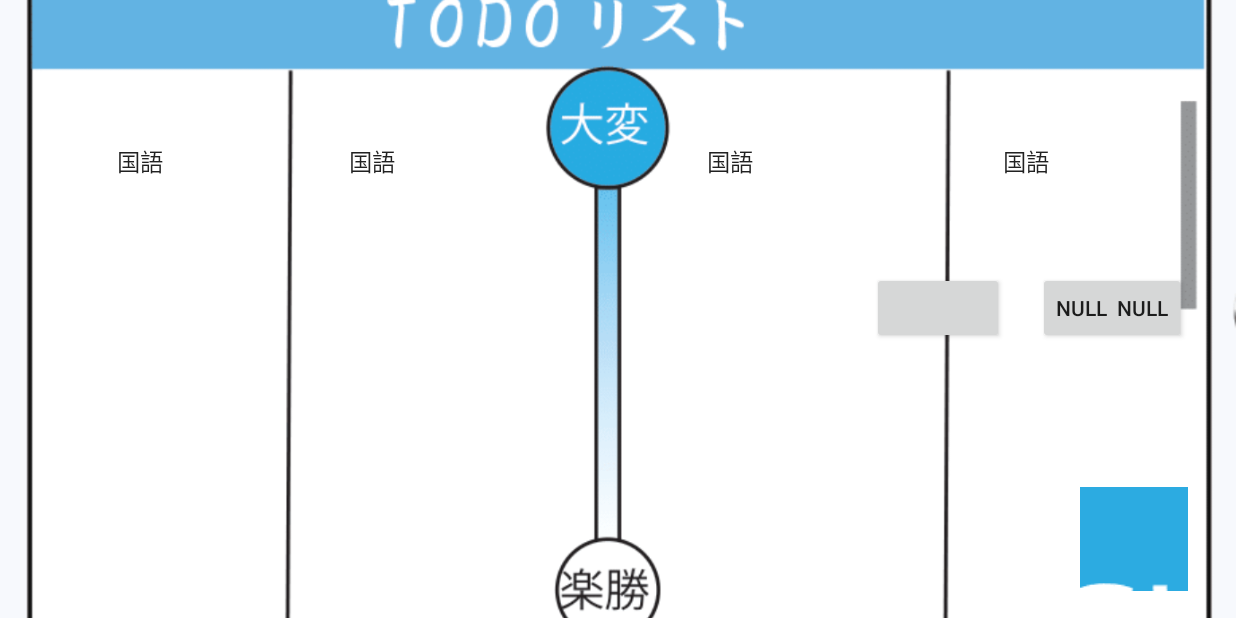
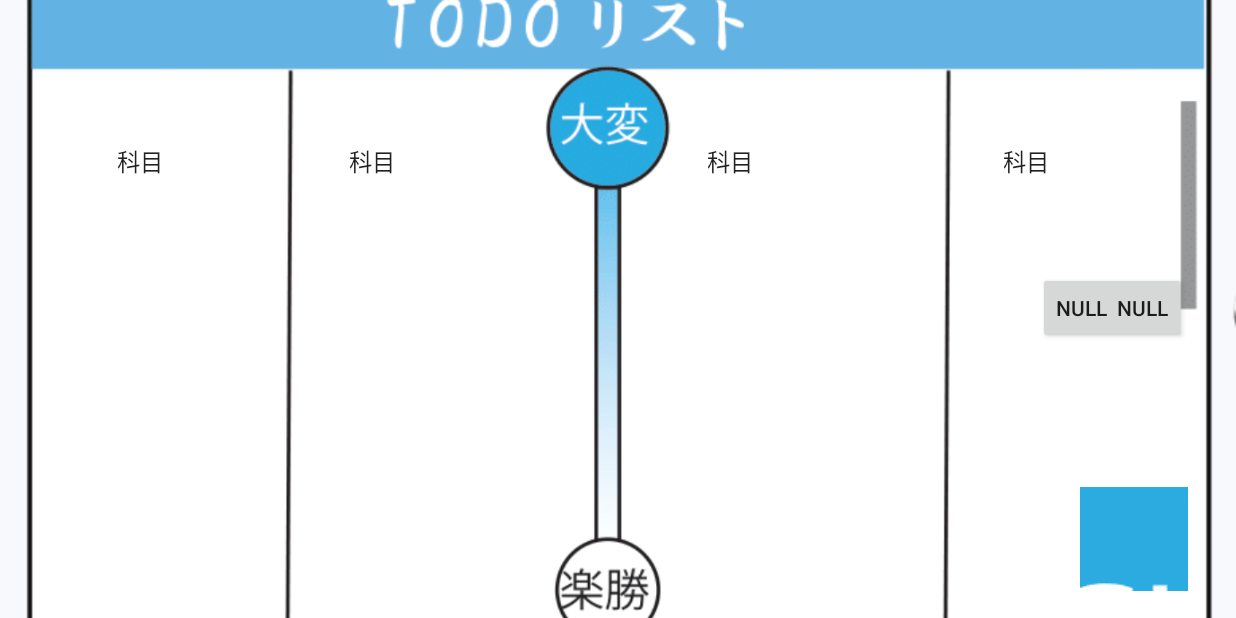
Before and after one commit to KOsyuki/Kakuben_AS, an Android app: the TODOlistActivity screen opened directly, with no data from a screen before it, on a phone screen of 824 x 412 dp (held sideways). Run offline under Robolectric (Android 15) with nearby library versions, the phone set to English and light mode, and no system bars.

Commit message:
元に戻した

```diff
--- a/app/src/main/res/layout/activity_todolist.xml
+++ b/app/src/main/res/layout/activity_todolist.xml
@@ -41,17 +41,6 @@
         app:layout_constraintBottom_toBottomOf="@+id/imageView"
         app:layout_constraintEnd_toEndOf="@+id/imageView"
         app:layout_constraintHorizontal_bias="0.954"
-        app:layout_constraintStart_toStartOf="@+id/imageView"
-        app:layout_constraintTop_toTopOf="@+id/imageView"
-        app:layout_constraintVertical_bias="0.498" />
-
-    <Button
-        android:id="@+id/task2"
-        android:layout_width="wrap_content"
-        android:layout_height="wrap_content"
-        app:layout_constraintBottom_toBottomOf="@+id/imageView"
-        app:layout_constraintEnd_toEndOf="@+id/imageView"
-        app:layout_constraintHorizontal_bias="0.79"
         app:layout_constraintStart_toStartOf="@+id/imageView"
         app:layout_constraintTop_toTopOf="@+id/imageView"
         app:layout_constraintVertical_bias="0.498" />
--- a/app/src/main/res/values/strings.xml
+++ b/app/src/main/res/values/strings.xml
@@ -2,6 +2,7 @@
     <string name="app_name">格勉</string>
 
     <string-array name="list">
+        <item>科目</item>
         <item>国語</item>
         <item>現代文</item>
         <item>古文</item>
```
Also changed, not shown: app/src/main/java/com/example/kakuben/TODOlistActivity.kt (+0 -24 lines).
